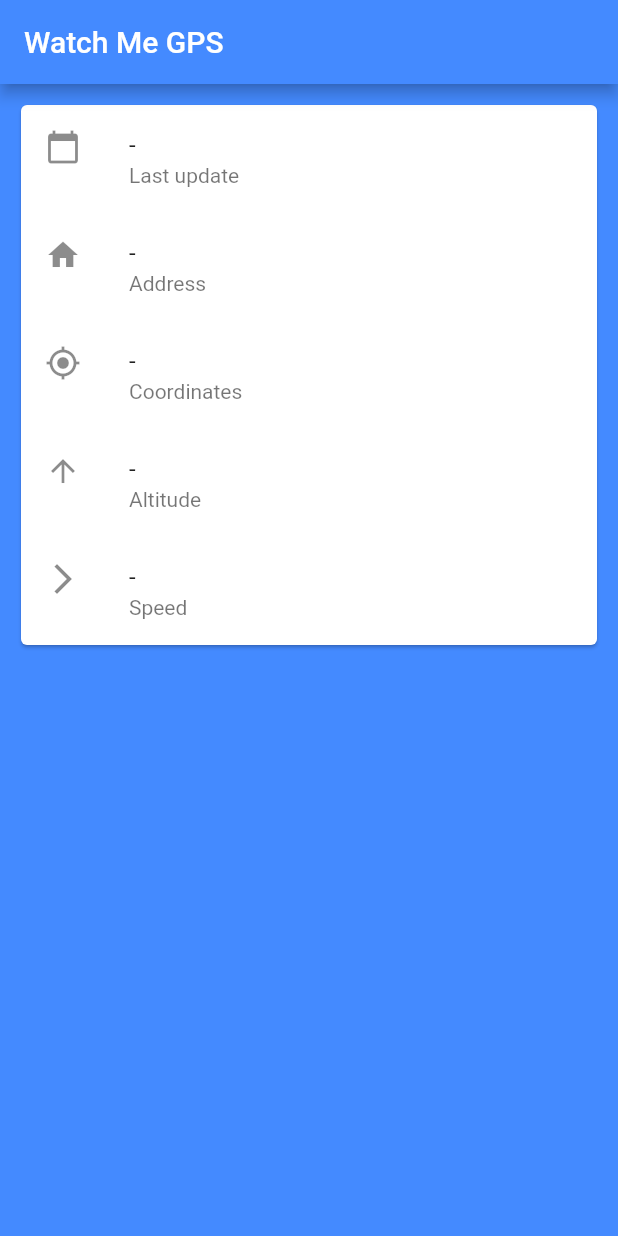
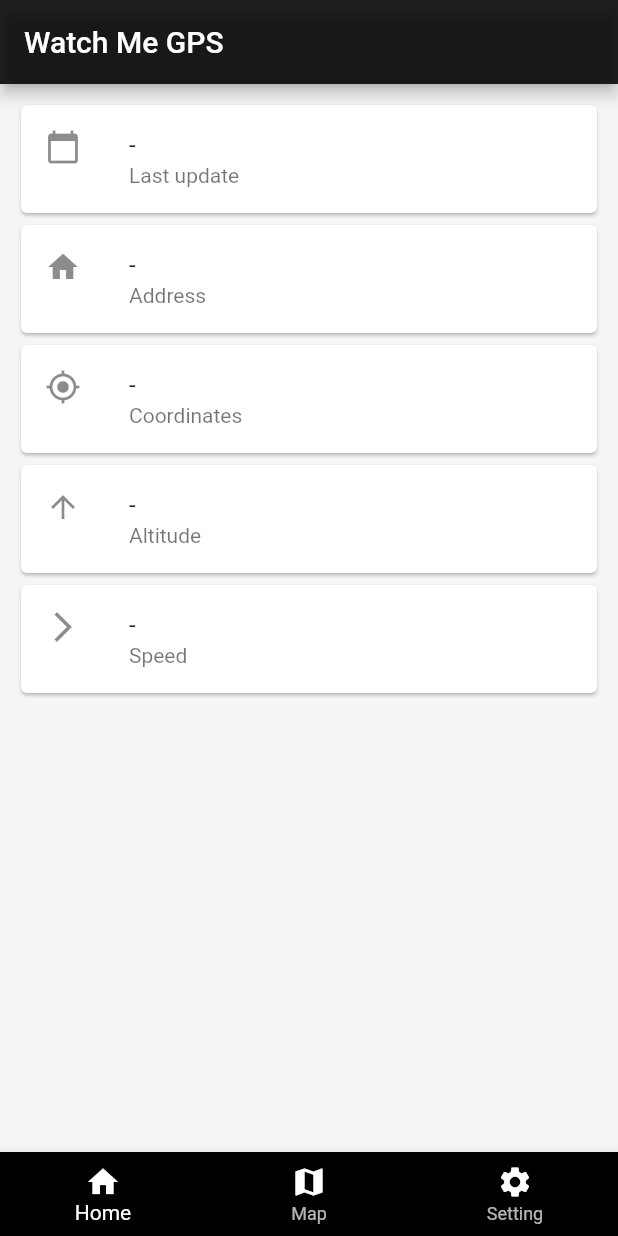
Before and after one commit to Andy1Blue/watch-me-gps, a Flutter app: the screen it shows after launch, on a phone screen of 412 x 824 dp. Run offline on Flutter 3.47's test engine with Material 2 defaults, Android fonts, the phone set to English and light mode, and no system bars; our stand-ins replace geolocator, location.

Commit message:
Separate bottomMenu

```diff
--- /dev/null
+++ b/lib/ui/bottomMenu.dart
@@ -0,0 +1,33 @@
+import 'package:flutter/material.dart';
+import 'package:watch_me_gps/ui/home.dart';
+
+class BottomMenu extends StatefulWidget {
+  const BottomMenu({Key key}) : super(key: key);
+  @override
+  State<StatefulWidget> createState() {
+    return Navigation();
+  }
+}
+
+class Navigation extends State<BottomMenu> {
+  @override
+  Widget build(BuildContext context) {
+    return BottomNavigationBar(
+      backgroundColor: Colors.black,
+      selectedItemColor: Colors.white,
+      unselectedItemColor: Colors.white70,
+      currentIndex: 0,
+      items: [
+        new BottomNavigationBarItem(
+            icon: new Icon(Icons.home, color: Colors.white),
+            title: new Text("Home")),
+        new BottomNavigationBarItem(
+            icon: new Icon(Icons.map, color: Colors.white),
+            title: new Text("Map")),
+        new BottomNavigationBarItem(
+            icon: new Icon(Icons.settings, color: Colors.white),
+            title: new Text("Setting"))
+      ],
+    );
+  }
+}
--- a/lib/ui/home.dart
+++ b/lib/ui/home.dart
@@ -2,18 +2,12 @@ import 'package:flutter/material.dart';
 import 'package:flutter/widgets.dart';
 import 'package:provider/provider.dart';
 import 'package:watch_me_gps/models/locationModel.dart';
+import 'package:watch_me_gps/ui/bottomMenu.dart';
 
 class Home extends StatelessWidget {
   const Home({Key key}) : super(key: key);
 
   Widget build(BuildContext context) {
-    final navigationItems = <BottomNavigationBarItem>[
-      new BottomNavigationBarItem(
-          icon: new Icon(Icons.home, color: Colors.red), title: new Text("")),
-      new BottomNavigationBarItem(
-          icon: new Icon(Icons.home, color: Colors.red), title: new Text(""))
-    ];
-
     final noGpsAlert = AlertDialog(
       title: Text("No GPS!"),
       content: Text("Check your GPS settings."),
@@ -76,48 +70,52 @@ class Home extends StatelessWidget {
     return new Scaffold(
       appBar: AppBar(
         title: Text('Watch Me GPS'),
-          backgroundColor: Colors.blueAccent,
+        backgroundColor: Colors.black87,
       ),
-        backgroundColor: Colors.blueAccent,
-        body: new ListView(padding: const EdgeInsets.all(10.0), children: <
-            Widget>[
-          Card(
-            child: Column(
+      backgroundColor: Colors.grey[100],
+      body:
+          new ListView(padding: const EdgeInsets.all(10.0), children: <Widget>[
+        Column(
           mainAxisSize: MainAxisSize.min,
           children: <Widget>[
-                ListTile(
+            Card(
+                child: ListTile(
               leading: Icon(Icons.calendar_today),
               title: Text(
                   '${timestampText != null ? timestampText : loadingText}'),
               subtitle: Text('Last update'),
-                ),
-                ListTile(
+            )),
+            Card(
+                child: ListTile(
               leading: Icon(Icons.home),
-                  title: Text(
-                      '${addressText != null ? addressText : loadingText}'),
+              title: Text('${addressText != null ? addressText : loadingText}'),
               subtitle: Text('Address'),
-                ),
-                ListTile(
+            )),
+            Card(
+                child: ListTile(
               leading: Icon(Icons.gps_fixed),
               title: Text(
                   '${latitudeAndLongitudeText != null ? latitudeAndLongitudeText : loadingText}'),
               subtitle: Text('Coordinates'),
-                ),
-                ListTile(
+            )),
+            Card(
+                child: ListTile(
               leading: Icon(Icons.arrow_upward),
-                  title: Text(
-                      '${altitudeText != null ? altitudeText : loadingText}'),
+              title:
+                  Text('${altitudeText != null ? altitudeText : loadingText}'),
               subtitle: Text('Altitude'),
-                ),
-                ListTile(
+            )),
+            Card(
+                child: ListTile(
               leading: Icon(Icons.arrow_forward_ios),
               title: Text('${speedText != null ? speedText : loadingText}'),
               subtitle: Text('Speed'),
-                ),
+            )),
           ],
         ),
-          ),
-        ]));
+      ]),
+      bottomNavigationBar: new BottomMenu(),
+    );
   }
 
   double round(number) {
```
Lines whose indentation alone changed are shown as unchanged.
